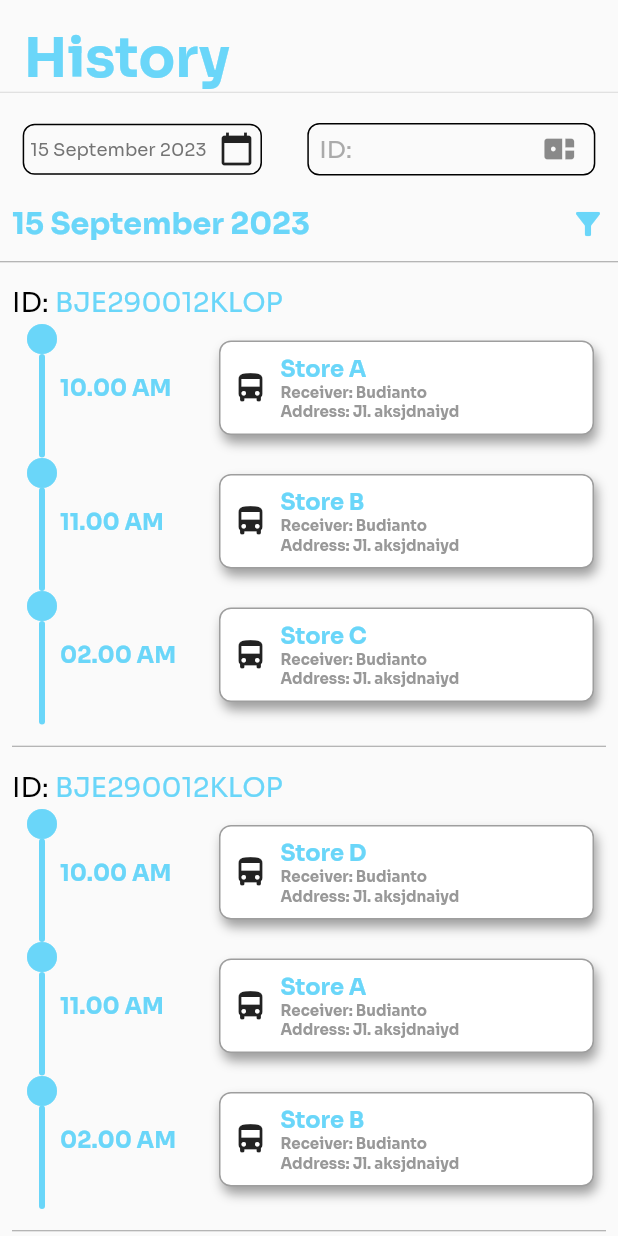
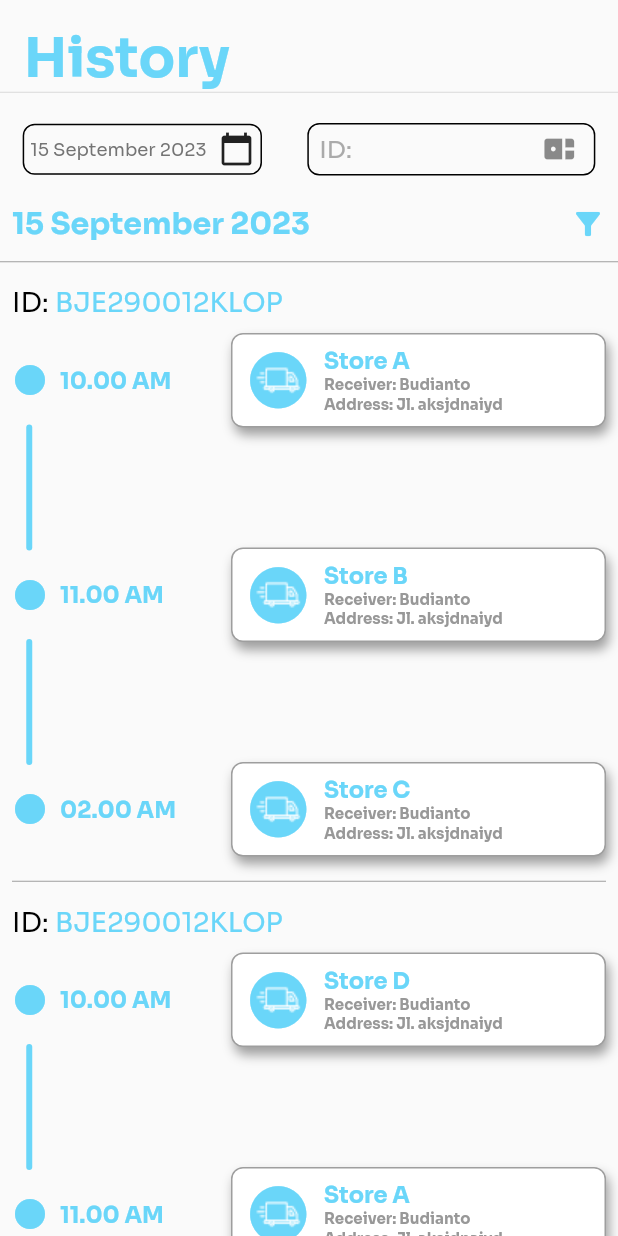
Before and after one commit to OrangJenius/coldstorage, a Flutter app: the historyScreen screen opened directly, on a phone screen of 412 x 824 dp. Run offline on Flutter 3.47's test engine with Material 2 defaults, Android fonts, the phone set to English and light mode, and no system bars; our stand-ins replace geolocator, google_maps_flutter, image_picker, permission_handler; missing offline and left inert: mailer, slide_action.

Commit message:
benerin android manifest dan membuat garis di history dan mengganti icon menjadi seperti di desain

```diff
--- a/driver_cold_storage/lib/screens/customStep.dart
+++ b/driver_cold_storage/lib/screens/customStep.dart
@@ -61,29 +61,24 @@ class CustomStep extends StatelessWidget {
                         ),
                       ],
                     ),
+                    SizedBox(
+                      height: 8,
+                    ),
                     for (int i = startIndex;
                         i < endIndex && i < time.length;
                         i++)
-                      Padding(
-                        padding: const EdgeInsets.only(left: 8, right: 8),
-                        child: Container(
-                          child: Row(
+                      Container(
+                        child: Column(
+                          crossAxisAlignment: CrossAxisAlignment.start,
                           children: [
-                              Column(
+                            Row(
                               mainAxisAlignment: MainAxisAlignment.start,
-                                crossAxisAlignment: CrossAxisAlignment.center,
                               children: [
                                 Icon(
                                   Icons.circle,
                                   color: Color(0xFF6AD6F9),
                                 ),
-                                  if (i < endIndex)
-                                    CustomPaint(
-                                      size: Size(2, 65),
-                                      painter: LinePainter(),
-                                    ),
-                                ],
-                              ),
+                                SizedBox(width: 8),
                                 Padding(
                                   padding: const EdgeInsets.only(right: 8.0),
                                   child: Text(
@@ -96,13 +91,14 @@ class CustomStep extends StatelessWidget {
                                     ),
                                   ),
                                 ),
-                              Expanded(child: Container()),
+                                Expanded(child: Row()),
                                 InkWell(
                                   onTap: () => {
                                     Navigator.push(
                                       context,
                                       MaterialPageRoute(
-                                        builder: (context) => DetailHistory()),
+                                          builder: (context) =>
+                                              DetailHistory()),
                                     )
                                   },
                                   child: Container(
@@ -120,7 +116,8 @@ class CustomStep extends StatelessWidget {
                                           color: Colors.grey, // Warna bayangan
                                           offset: Offset(2,
                                               5), // Jarak bayangan pada sumbu X dan Y
-                                        blurRadius: 6.0, // Radius blur bayangan
+                                          blurRadius:
+                                              6.0, // Radius blur bayangan
                                         ),
                                       ],
                                     ),
@@ -130,7 +127,18 @@ class CustomStep extends StatelessWidget {
                                         Padding(
                                           padding:
                                               const EdgeInsets.only(right: 8),
-                                        child: Icon(Icons.directions_bus),
+                                          child: Stack(
+                                            alignment: Alignment.center,
+                                            children: [
+                                              Icon(
+                                                Icons.circle,
+                                                color: Color(0xFF6AD6F9),
+                                                size: 45,
+                                              ),
+                                              Image.asset(
+                                                  "assets/Delivery Truck.png")
+                                            ],
+                                          ),
                                         ),
                                         Column(
                                           crossAxisAlignment:
@@ -171,6 +179,15 @@ class CustomStep extends StatelessWidget {
                                 ),
                               ],
                             ),
+                            if (i < endIndex - 1)
+                              Container(
+                                padding: EdgeInsets.only(left: 11.5),
+                                child: CustomPaint(
+                                  size: Size(0, 80),
+                                  painter: LinePainter(),
+                                ),
+                              ),
+                          ],
                         ),
                       ),
                     Padding(
--- a/driver_cold_storage/lib/screens/detail_history.dart
+++ b/driver_cold_storage/lib/screens/detail_history.dart
@@ -397,10 +397,7 @@ class _DetailHistoryState extends State<DetailHistory> {
                           MaterialStateProperty.all<Color>(Color(0xFF6AD6F9)),
                     ),
                     onPressed: () {
-                      Navigator.push(
-                        context,
-                        MaterialPageRoute(builder: (context) => homeScreen()),
-                      );
+                      Navigator.pop(context);
                     },
                     child: Text('Back',
                         style: TextStyle(
--- a/driver_cold_storage/lib/screens/forgot_pass.dart
+++ b/driver_cold_storage/lib/screens/forgot_pass.dart
@@ -133,7 +133,7 @@ class _forgot_PassState extends State<forgot_Pass> {
                           color: Color(0xff6AD6F9),
                           fontFamily: 'Sora',
                           fontWeight: FontWeight.w700,
-                          fontSize: 16,
+                          fontSize: 20,
                         ),
                       ),
                     ]),
--- a/driver_cold_storage/lib/screens/forgot_pass3.dart
+++ b/driver_cold_storage/lib/screens/forgot_pass3.dart
@@ -86,7 +86,7 @@ class _forgot_PassState3 extends State<forgot_Pass3> {
                       ),
                     ),
                     suffixIconColor: Color(0xff6AD6F9),
-                    prefixIcon: Icon(Icons.lock),
+                    prefixIcon: Icon(Icons.lock_outline),
                     prefixIconColor: Color(0xff6AD6F9),
                   ),
                   obscureText: _obscureNewPassword,
@@ -131,7 +131,7 @@ class _forgot_PassState3 extends State<forgot_Pass3> {
                       ),
                     ),
                     suffixIconColor: Color(0xff6AD6F9),
-                    prefixIcon: Icon(Icons.lock),
+                    prefixIcon: Icon(Icons.lock_outline),
                     prefixIconColor: Color(0xff6AD6F9),
                   ),
                   obscureText: _obscureConfirmPassword,
--- a/driver_cold_storage/lib/screens/sliderButton.dart
+++ b/driver_cold_storage/lib/screens/sliderButton.dart
@@ -1,7 +1,7 @@
 import 'package:flutter/cupertino.dart';
 import 'package:flutter/material.dart';
 import 'package:slide_action/slide_action.dart';
-import 'home.dart';
+import 'pengiriman.dart';
 
 class SlideActionBtn extends StatelessWidget {
   const SlideActionBtn({
@@ -83,7 +83,7 @@ class SlideActionBtn extends StatelessWidget {
             const Duration(milliseconds: 50),
             () => Navigator.push(
               context,
-              MaterialPageRoute(builder: (context) => homeScreen()),
+              MaterialPageRoute(builder: (context) => pengirimanScreen()),
             ),
           );
         },
```
Also changed, not shown: driver_cold_storage/assets/Delivery Truck.png (added), 1 other file. Lines whose indentation alone changed are shown as unchanged.
